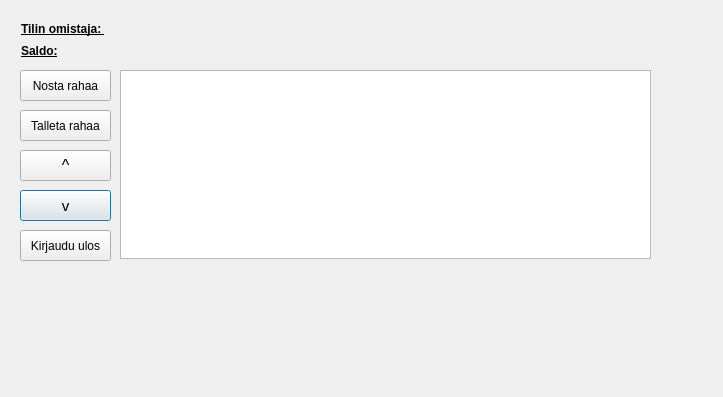
This is bankautomat/paakayttoliittyma.ui in luris123/OAMK-2022-spring-project as Qt 5 draws it before an edit. The edited form follows.
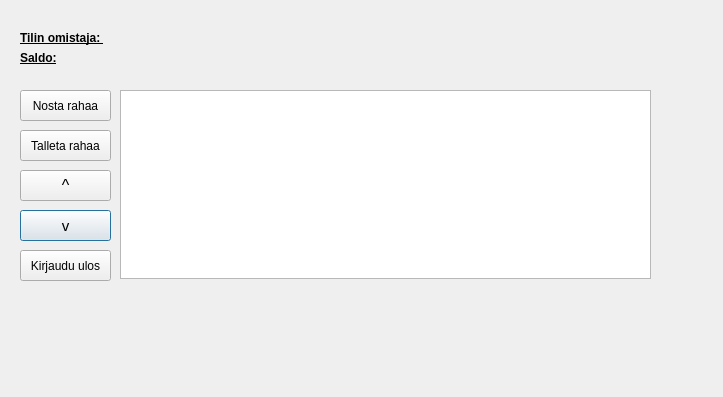
This is the edited form.

What changed in the file:
```diff
--- a/bankautomat/paakayttoliittyma.ui
+++ b/bankautomat/paakayttoliittyma.ui
@@ -16,8 +16,8 @@
   <widget class="QLabel" name="saldoLabel1">
    <property name="geometry">
     <rect>
-     <x>21</x>
-     <y>43</y>
+     <x>20</x>
+     <y>50</y>
      <width>121</width>
      <height>16</height>
     </rect>
@@ -35,8 +35,8 @@
   <widget class="QLabel" name="label">
    <property name="geometry">
     <rect>
-     <x>21</x>
-     <y>21</y>
+     <x>20</x>
+     <y>30</y>
      <width>111</width>
      <height>16</height>
     </rect>
@@ -55,7 +55,7 @@
    <property name="geometry">
     <rect>
      <x>150</x>
-     <y>40</y>
+     <y>50</y>
      <width>291</width>
      <height>16</height>
     </rect>
@@ -68,7 +68,7 @@
    <property name="geometry">
     <rect>
      <x>20</x>
-     <y>190</y>
+     <y>210</y>
      <width>91</width>
      <height>31</height>
     </rect>
@@ -86,7 +86,7 @@
    <property name="geometry">
     <rect>
      <x>20</x>
-     <y>70</y>
+     <y>90</y>
      <width>91</width>
      <height>31</height>
     </rect>
@@ -99,7 +99,7 @@
    <property name="geometry">
     <rect>
      <x>20</x>
-     <y>110</y>
+     <y>130</y>
      <width>91</width>
      <height>31</height>
     </rect>
@@ -112,7 +112,7 @@
    <property name="geometry">
     <rect>
      <x>20</x>
-     <y>230</y>
+     <y>250</y>
      <width>91</width>
      <height>31</height>
     </rect>
@@ -131,7 +131,7 @@
    <property name="geometry">
     <rect>
      <x>20</x>
-     <y>150</y>
+     <y>170</y>
      <width>91</width>
      <height>31</height>
     </rect>
@@ -149,7 +149,7 @@
    <property name="geometry">
     <rect>
      <x>140</x>
-     <y>20</y>
+     <y>30</y>
      <width>291</width>
      <height>16</height>
     </rect>
@@ -165,12 +165,44 @@
    <property name="geometry">
     <rect>
      <x>120</x>
-     <y>70</y>
+     <y>90</y>
      <width>531</width>
      <height>189</height>
     </rect>
    </property>
   </widget>
+  <widget class="QLabel" name="luottoraja_label1">
+   <property name="geometry">
+    <rect>
+     <x>20</x>
+     <y>70</y>
+     <width>91</width>
+     <height>16</height>
+    </rect>
+   </property>
+   <property name="font">
+    <font>
+     <bold>true</bold>
+     <underline>true</underline>
+    </font>
+   </property>
+   <property name="text">
+    <string/>
+   </property>
+  </widget>
+  <widget class="QLabel" name="luottoraja_label2">
+   <property name="geometry">
+    <rect>
+     <x>150</x>
+     <y>70</y>
+     <width>331</width>
+     <height>16</height>
+    </rect>
+   </property>
+   <property name="text">
+    <string/>
+   </property>
+  </widget>
  </widget>
  <resources/>
  <connections/>
```
